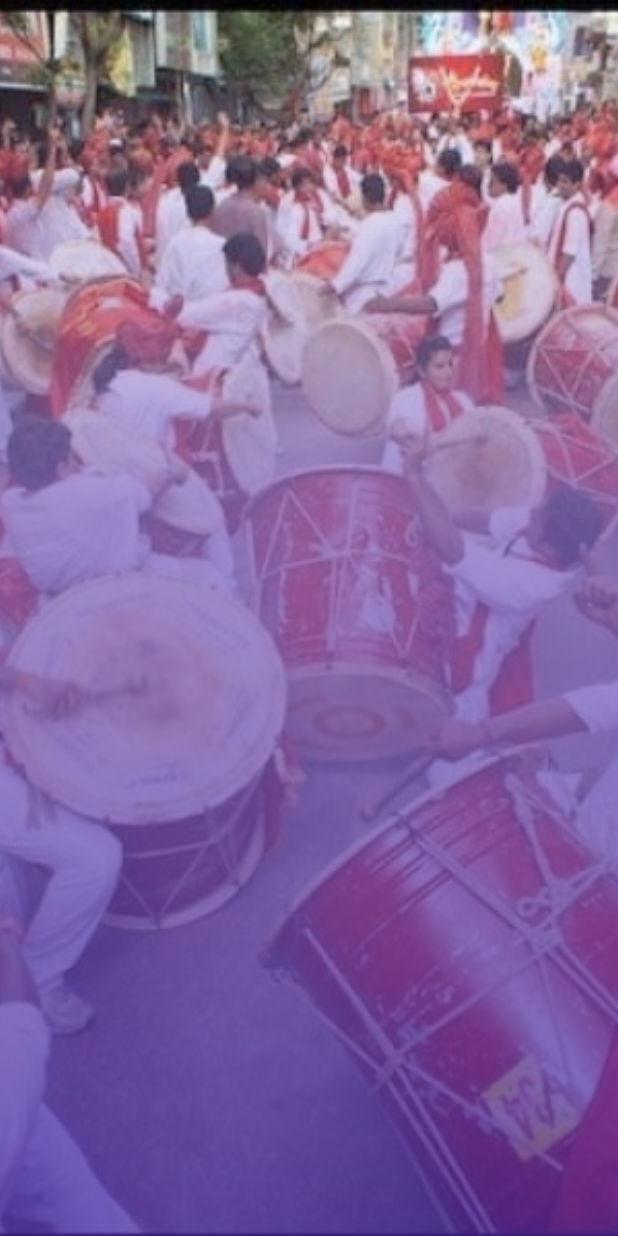
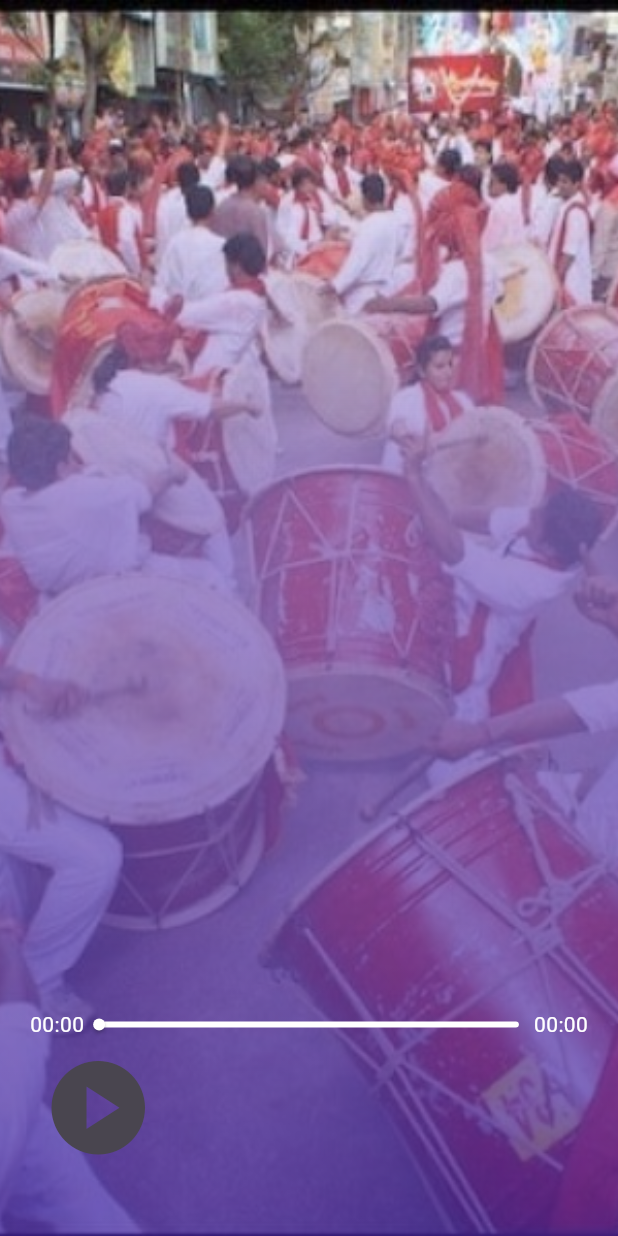
Before and after one commit to Jangle-Parth/Gaana, a Flutter app: the screen it shows after launch, on a phone screen of 412 x 824 dp. Run offline on Flutter 3.47's test engine with Material 3 defaults, Android fonts, the phone set to English and light mode, and no system bars; our stand-ins replace get, just_audio, rxdart.

Commit message:
Worked on Song Screen

```diff
--- a/lib/screens/song_screen.dart
+++ b/lib/screens/song_screen.dart
@@ -47,9 +47,101 @@ class _SongScreenState extends State<SongScreen> {
             song.coverUrl,
             fit: BoxFit.cover,
           ),
-          _BackgroundFilter()
+          _BackgroundFilter(),
+          _MusicPlayer(
+              seekBarDataStream: _seekBarDataStream, audioPlayer: audioPlayer),
         ],
       ),
+    );
+  }
+}
+
+class _MusicPlayer extends StatelessWidget {
+  const _MusicPlayer({
+    super.key,
+    required Stream<SeekBarData> seekBarDataStream,
+    required this.audioPlayer,
+  }) : _seekBarDataStream = seekBarDataStream;
+
+  final Stream<SeekBarData> _seekBarDataStream;
+  final AudioPlayer audioPlayer;
+
+  @override
+  Widget build(BuildContext context) {
+    return Padding(
+      padding: const EdgeInsets.symmetric(horizontal: 20, vertical: 40),
+      child: Column(
+        mainAxisAlignment: MainAxisAlignment.end,
+        crossAxisAlignment: CrossAxisAlignment.start,
+        children: [
+          StreamBuilder<SeekBarData>(
+            stream: _seekBarDataStream,
+            builder: (context, snapshot) {
+              final positionData = snapshot.data;
+              return SeekBar(
+                position: positionData?.duration ?? Duration.zero,
+                duration: positionData?.duration ?? Duration.zero,
+                onChangedEnd: audioPlayer.seek,
+              );
+            },
+          ),
+          PlayerButtons(audioPlayer: audioPlayer)
+        ],
+      ),
+    );
+  }
+}
+
+class PlayerButtons extends StatelessWidget {
+  const PlayerButtons({
+    super.key,
+    required this.audioPlayer,
+  });
+
+  final AudioPlayer audioPlayer;
+
+  @override
+  Widget build(BuildContext context) {
+    return Row(
+      children: [
+        StreamBuilder(
+          stream: audioPlayer.playerStateStream,
+          builder: (context, snapshot) {
+            if (snapshot.hasData) {
+              final playerState = snapshot.data;
+              final processingState =
+                  (playerState! as PlayerState).processingState;
+              if (processingState == ProcessingState.loading ||
+                  processingState == ProcessingState.buffering) {
+                return Container(
+                  width: 64,
+                  height: 64,
+                  margin: EdgeInsets.all(10),
+                  child: CircularProgressIndicator(),
+                );
+              } else if (!audioPlayer.playing) {
+                return IconButton(
+                    onPressed: audioPlayer.play,
+                    iconSize: 75,
+                    icon: Icon(Icons.play_circle));
+              } else if (processingState != ProcessingState.completed) {
+                return IconButton(
+                    onPressed: audioPlayer.pause,
+                    iconSize: 75,
+                    icon: Icon(Icons.pause));
+              } else {
+                return IconButton(
+                    onPressed: () => audioPlayer.seek(Duration.zero,
+                        index: audioPlayer.effectiveIndices!.first),
+                    iconSize: 75,
+                    icon: Icon(Icons.replay));
+              }
+            } else {
+              return CircularProgressIndicator();
+            }
+          },
+        ),
+      ],
     );
   }
 }
--- a/lib/widgets/seekbar.dart
+++ b/lib/widgets/seekbar.dart
@@ -1,3 +1,5 @@
+import 'dart:math';
+
 import 'package:flutter/material.dart';
 
 class SeekBarData {
@@ -25,7 +27,66 @@ class SeekBar extends StatefulWidget {
 }
 
 class _SeekBarState extends State<SeekBar> {
+  double? _dragValue;
+
+  String _formatDuration(Duration? duration) {
+    if (duration == null) {
+      return '--:--';
+    } else {
+      String minutes = duration.inMinutes.toString().padLeft(2, '0');
+      String seconds =
+          duration.inSeconds.remainder(60).toString().padLeft(2, '0');
+      return '$minutes:$seconds';
+    }
+  }
+
   Widget build(BuildContext context) {
-    return Container();
+    return Row(
+      children: [
+        Text(_formatDuration(widget.position)),
+        Expanded(
+          child: SliderTheme(
+            data: SliderTheme.of(context).copyWith(
+              trackHeight: 4,
+              thumbShape: RoundSliderThumbShape(
+                disabledThumbRadius: 4,
+                enabledThumbRadius: 4,
+              ),
+              overlayShape: RoundSliderOverlayShape(
+                overlayRadius: 10,
+              ),
+              activeTrackColor: Colors.white.withOpacity(0.2),
+              inactiveTrackColor: Colors.white,
+              thumbColor: Colors.white,
+              overlayColor: Colors.white,
+            ),
+            child: Slider(
+              min: 0,
+              max: widget.duration.inMilliseconds.toDouble(),
+              value: min(
+                _dragValue ?? widget.position.inMilliseconds.toDouble(),
+                widget.duration.inMilliseconds.toDouble(),
+              ),
+              onChanged: (value) {
+                setState(() {
+                  _dragValue = value;
+                });
+                if (widget.onChanged != null) {
+                  widget.onChanged!(Duration(
+                    milliseconds: value.round(),
+                  ));
+                }
+              },
+              onChangeEnd: (value) {
+                if (widget.onChangedEnd != null) {
+                  widget.onChangedEnd!(Duration(milliseconds: value.round()));
+                }
+              },
+            ),
+          ),
+        ),
+        Text(_formatDuration(widget.duration)),
+      ],
+    );
   }
 }
--- a/lib/widgets/widgets.dart
+++ b/lib/widgets/widgets.dart
@@ -0,0 +1,5 @@
+export 'section_header.dart';
+export 'song_card.dart';
+export 'playlist_card.dart';
+export 'seekbar.dart';
+export 'player_buttons.dart';
```
Also changed, not shown: lib/widgets/player_buttons.dart (added, +58 -0 lines).
